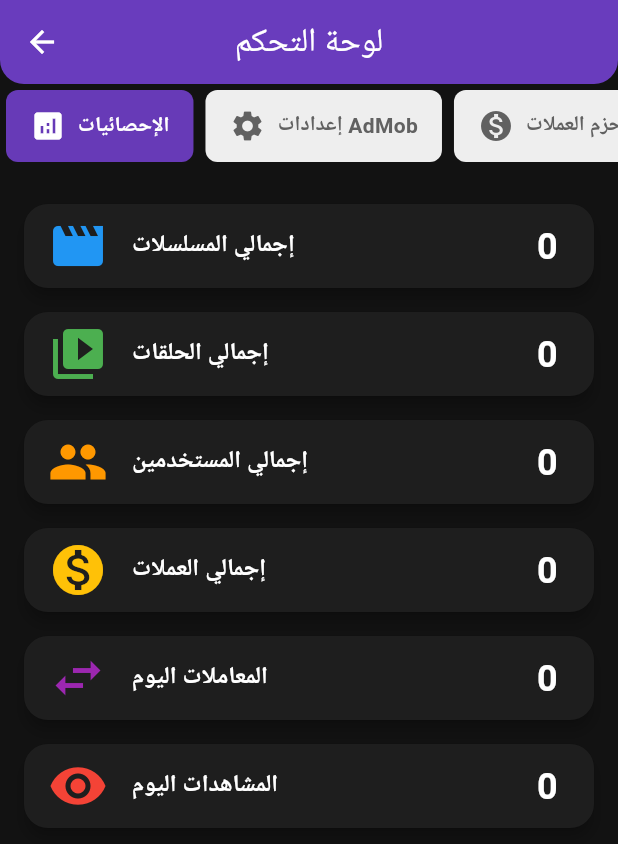
After one commit to dramixshorte/video_cutter_app, a Flutter app: the DashboardScreen screen opened directly, on a phone screen of 412 x 824 dp. The commit adds this screen. Shown: the top 844 px of the screen. Run offline on Flutter 3.47's test engine with Material 3 defaults, Android fonts, the phone set to English and light mode, and no system bars; our stand-ins replace file_picker, permission_handler, video_player, wakelock_plus; missing offline and left inert: ffmpeg_kit_min_gpl, flutter_background, workmanager; network calls fail; statements that could not run were skipped; project files that could hold a hidden picture were left out.

Commit message:
Repaired and updated

```diff
--- /dev/null
+++ b/lib/dashboard_screen.dart
@@ -0,0 +1,212 @@
+import 'package:flutter/material.dart';
+import 'package:http/http.dart' as http;
+import 'dart:convert';
+
+class DashboardScreen extends StatefulWidget {
+  const DashboardScreen({super.key});
+
+  @override
+  State<DashboardScreen> createState() => _DashboardScreenState();
+}
+
+class _DashboardScreenState extends State<DashboardScreen> {
+  int _selectedTab = 0;
+  Map<String, dynamic> _stats = {};
+  bool _isLoading = true;
+
+  final List<Map<String, dynamic>> _dashboardTabs = [
+    {'icon': Icons.analytics, 'label': 'الإحصائيات'},
+    {'icon': Icons.settings, 'label': 'إعدادات AdMob'},
+    {'icon': Icons.monetization_on, 'label': 'حزم العملات'},
+    {'icon': Icons.card_giftcard, 'label': 'الهدايا اليومية'},
+    {'icon': Icons.person, 'label': 'المستخدمين'},
+    {'icon': Icons.star, 'label': 'حزم VIP'},
+    {'icon': Icons.settings_applications, 'label': 'إعدادات التطبيق'},
+  ];
+
+  @override
+  void initState() {
+    super.initState();
+    _loadDashboardStats();
+  }
+
+  Future<void> _loadDashboardStats() async {
+    try {
+      final response = await http.post(
+        Uri.parse('https://dramaxbox.bbs.tr/App/api.php?action=get_dashboard_stats'),
+      );
+
+      final data = jsonDecode(response.body);
+      if (data['status'] == 'success') {
+        setState(() {
+          _stats = data['data'];
+          _isLoading = false;
+        });
+      }
+    } catch (e) {
+      print('Error loading stats: $e');
+      setState(() => _isLoading = false);
+    }
+  }
+
+  Widget _buildStatsTab() {
+    if (_isLoading) {
+      return Center(child: CircularProgressIndicator());
+    }
+
+    return SingleChildScrollView(
+      padding: EdgeInsets.all(16),
+      child: Column(
+        children: [
+          _StatCard(
+            title: 'إجمالي المسلسلات',
+            value: _stats['total_series']?.toString() ?? '0',
+            icon: Icons.movie,
+            color: Colors.blue,
+          ),
+          _StatCard(
+            title: 'إجمالي الحلقات',
+            value: _stats['total_episodes']?.toString() ?? '0',
+            icon: Icons.video_library,
+            color: Colors.green,
+          ),
+          _StatCard(
+            title: 'إجمالي المستخدمين',
+            value: _stats['total_users']?.toString() ?? '0',
+            icon: Icons.people,
+            color: Colors.orange,
+          ),
+          _StatCard(
+            title: 'إجمالي العملات',
+            value: _stats['total_coins']?.toString() ?? '0',
+            icon: Icons.monetization_on,
+            color: Colors.amber,
+          ),
+          _StatCard(
+            title: 'المعاملات اليوم',
+            value: _stats['today_transactions']?.toString() ?? '0',
+            icon: Icons.swap_horiz,
+            color: Colors.purple,
+          ),
+          _StatCard(
+            title: 'المشاهدات اليوم',
+            value: _stats['today_views']?.toString() ?? '0',
+            icon: Icons.remove_red_eye,
+            color: Colors.red,
+          ),
+        ],
+      ),
+    );
+  }
+
+  Widget _buildAdmobSettings() {
+    return Center(child: Text('شاشة إعدادات AdMob - قيد التطوير'));
+  }
+
+  Widget _buildCurrentTab() {
+    switch (_selectedTab) {
+      case 0: return _buildStatsTab();
+      case 1: return _buildAdmobSettings();
+      // ... باقي التبويبات
+      default: return Center(child: Text('شاشة قيد التطوير'));
+    }
+  }
+
+  @override
+  Widget build(BuildContext context) {
+    return Scaffold(
+      appBar: AppBar(
+        title: Text('لوحة التحكم'),
+        backgroundColor: Colors.deepPurple,
+      ),
+      body: Column(
+        children: [
+          SingleChildScrollView(
+            scrollDirection: Axis.horizontal,
+            child: Row(
+              children: _dashboardTabs.asMap().entries.map((entry) {
+                final index = entry.key;
+                final tab = entry.value;
+                return _DashboardTab(
+                  icon: tab['icon'],
+                  label: tab['label'],
+                  isSelected: _selectedTab == index,
+                  onTap: () => setState(() => _selectedTab = index),
+                );
+              }).toList(),
+            ),
+          ),
+          Expanded(child: _buildCurrentTab()),
+        ],
+      ),
+    );
+  }
+}
+
+class _DashboardTab extends StatelessWidget {
+  final IconData icon;
+  final String label;
+  final bool isSelected;
+  final VoidCallback onTap;
+
+  const _DashboardTab({
+    required this.icon,
+    required this.label,
+    required this.isSelected,
+    required this.onTap,
+  });
+
+  @override
+  Widget build(BuildContext context) {
+    return InkWell(
+      onTap: onTap,
+      child: Container(
+        padding: EdgeInsets.symmetric(horizontal: 16, vertical: 12),
+        margin: EdgeInsets.all(4),
+        decoration: BoxDecoration(
+          color: isSelected ? Colors.deepPurple : Colors.grey[200],
+          borderRadius: BorderRadius.circular(8),
+        ),
+        child: Row(
+          children: [
+            Icon(icon, color: isSelected ? Colors.white : Colors.grey[700]),
+            SizedBox(width: 8),
+            Text(
+              label,
+              style: TextStyle(
+                color: isSelected ? Colors.white : Colors.grey[700],
+                fontWeight: FontWeight.bold,
+              ),
+            ),
+          ],
+        ),
+      ),
+    );
+  }
+}
+
+class _StatCard extends StatelessWidget {
+  final String title;
+  final String value;
+  final IconData icon;
+  final Color color;
+
+  const _StatCard({
+    required this.title,
+    required this.value,
+    required this.icon,
+    required this.color,
+  });
+
+  @override
+  Widget build(BuildContext context) {
+    return Card(
+      margin: EdgeInsets.symmetric(vertical: 8),
+      child: ListTile(
+        leading: Icon(icon, size: 40, color: color),
+        title: Text(title, style: TextStyle(fontWeight: FontWeight.bold)),
+        trailing: Text(value, style: TextStyle(fontSize: 24, fontWeight: FontWeight.bold)),
+      ),
+    );
+  }
+}
--- a/lib/main.dart
+++ b/lib/main.dart
@@ -4,6 +4,7 @@ import 'package:ffmpeg_kit_min_gpl/ffmpeg_kit.dart';
 import 'package:flutter/foundation.dart';
 import 'package:file_picker/file_picker.dart';
 import 'package:permission_handler/permission_handler.dart';
+import 'package:video_cutter_app/dashboard_screen.dart';
 import 'package:video_cutter_app/network_speed_tester.dart';
 import 'package:video_cutter_app/speedometers.dart';
 import 'package:video_player/video_player.dart';
@@ -132,6 +133,7 @@ class _MainScreenState extends State<MainScreen> {
   final List<Widget> _screens = [
     const SeriesListScreen(),
     const VideoCutterScreen(),
+    const DashboardScreen(),
   ];
 
   @override
@@ -145,6 +147,11 @@ class _MainScreenState extends State<MainScreen> {
         selectedItemColor: Colors.deepPurpleAccent,
         unselectedItemColor: Colors.white70,
         items: const [
+BottomNavigationBarItem(
+  icon: Icon(Icons.dashboard),
+  label: 'Dashboard',
+),
+
           BottomNavigationBarItem(
             icon: Icon(Icons.local_movies), // ✅ اسم أيقونة صحيح
             label: 'المسلسلات',
--- a/lib/speedometers.dart
+++ b/lib/speedometers.dart
@@ -153,7 +153,6 @@ class _SpeedometerBase extends StatelessWidget {
   final double maxValue;
 
   const _SpeedometerBase({
-    Key? key,
     required this.title,
     required this.value,
     required this.isTesting,
@@ -161,7 +160,7 @@ class _SpeedometerBase extends StatelessWidget {
     required this.icon,
     required this.unit,
     required this.maxValue,
-  }) : super(key: key);
+  });
 
   @override
   Widget build(BuildContext context) {
```
Also changed, not shown: pubspec.lock.
